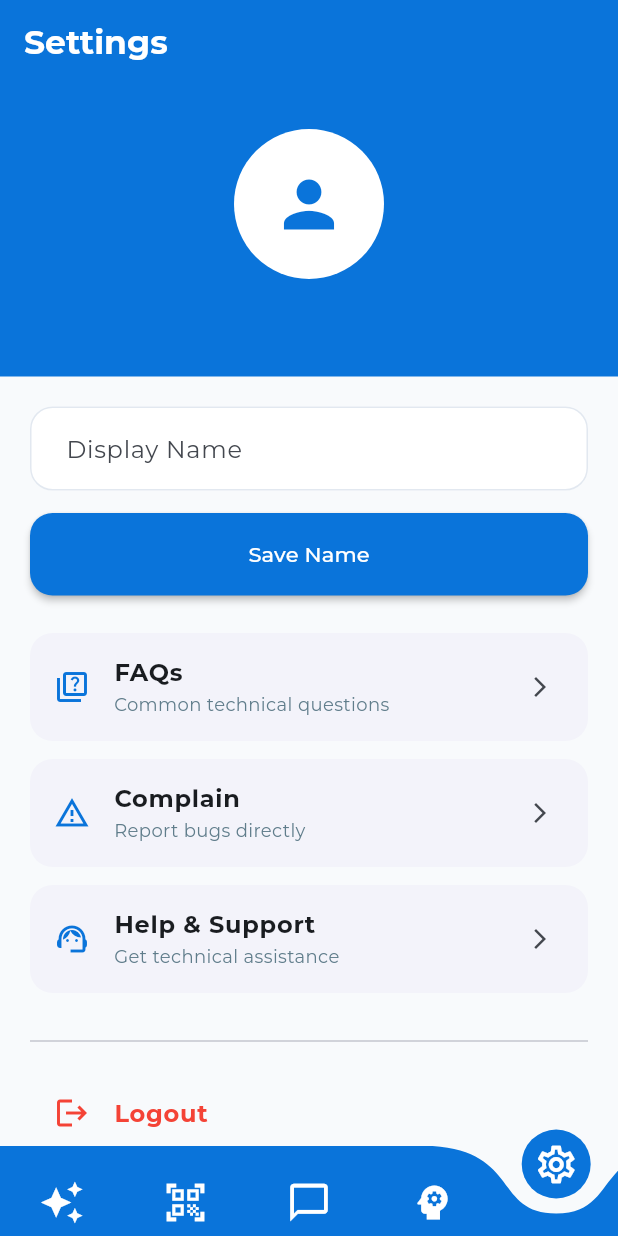
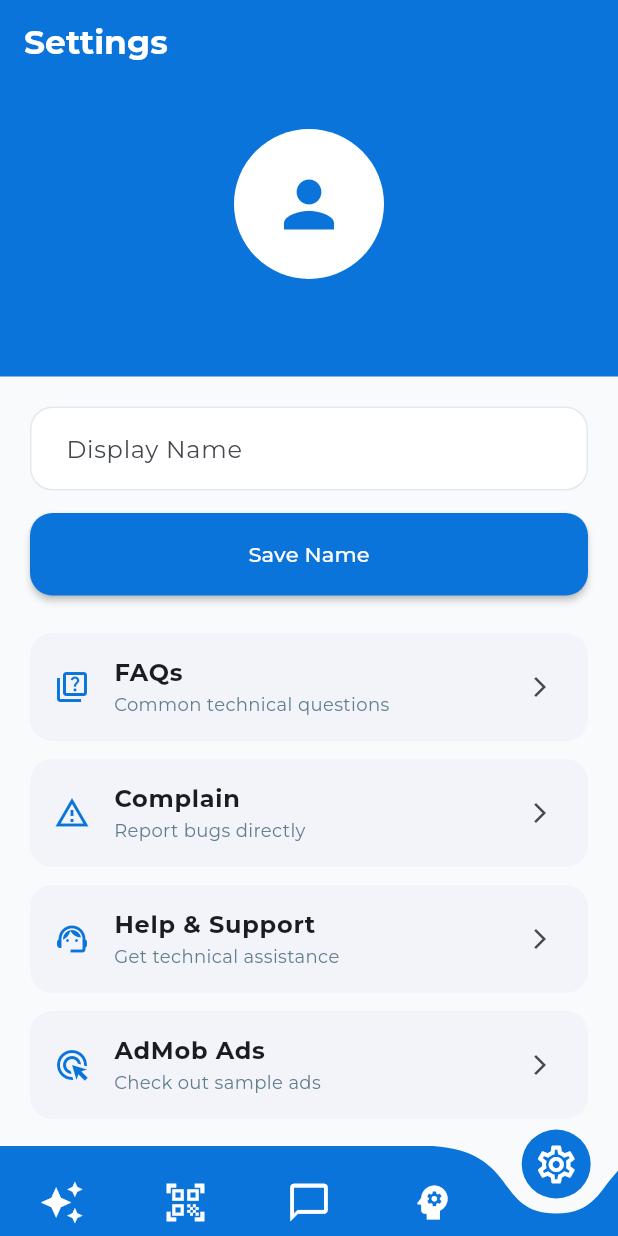
Before and after one commit to shahzaib0779/omnisense, a Flutter app: the screen it shows once a user with an empty profile is signed in, item 5 of the bottom bar chosen, on a phone screen of 412 x 824 dp. Run offline on Flutter 3.47's test engine with Material 3 defaults, Android fonts, the phone set to English and light mode, and no system bars; drawn by our look-alikes of curved_navigation_bar; our stand-ins replace cloud_firestore, firebase_ai, firebase_auth, firebase_core, firebase_messaging, flutter_markdown and 2 more; missing offline and left inert: mobile_scanner, ultralytics_yolo; accounts and stored records are empty; project files that could hold a hidden picture were left out.

Commit message:
feat: integrate Google Mobile Ads SDK and implement banner ad display

```diff
--- a/lib/admob.dart
+++ b/lib/admob.dart
@@ -1,5 +1,6 @@
 import 'package:flutter/material.dart';
 import 'package:firebase_auth/firebase_auth.dart';
+import 'package:omnisense/ad_manager.dart';
 import 'login_screen.dart';
 import 'faq_page.dart'; // Create these files next
 import 'complain_page.dart';
@@ -96,6 +97,12 @@ class _SettingsPageState extends State<SettingsPage> {
                     "Help & Support",
                     "Get technical assistance",
                     const HelpSupportPage(),
+                  ),
+                  _buildNavTile(
+                    Icons.ads_click_outlined,
+                    "AdMob Ads",
+                    "Check out sample ads",
+                    const AdDisplayClass(),
                   ),
                   const Divider(height: 40),
                   _buildLogoutTile(),
--- a/lib/main.dart
+++ b/lib/main.dart
@@ -2,6 +2,7 @@ import 'package:firebase_core/firebase_core.dart';
 import 'package:firebase_messaging/firebase_messaging.dart';
 import 'package:flutter/foundation.dart';
 import 'package:flutter/material.dart';
+import 'package:google_mobile_ads/google_mobile_ads.dart';
 import 'package:omnisense/auth_wrapper.dart';
 import 'package:omnisense/firebase_options.dart';
 
@@ -17,7 +18,7 @@ void main() async {
 
   // 1. Register background handler
   FirebaseMessaging.onBackgroundMessage(_firebaseMessagingBackgroundHandler);
-
+  await MobileAds.instance.initialize();
   runApp(const MyApp());
 }
 
--- a/pubspec.yaml
+++ b/pubspec.yaml
@@ -49,6 +49,7 @@ dependencies:
   intl: ^0.20.2
   ultralytics_yolo: ^0.1.45
   camera: ^0.11.2+1
+  google_mobile_ads: ^5.1.0
 
 dev_dependencies:
   flutter_test:
```
Also changed, not shown: lib/ad_manager.dart (added, +50 -0 lines), pubspec.lock, 4 other files.
